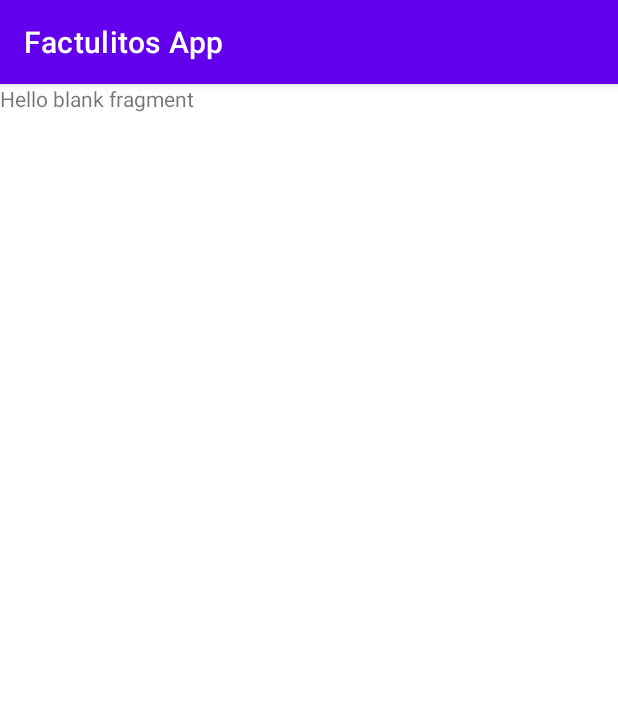
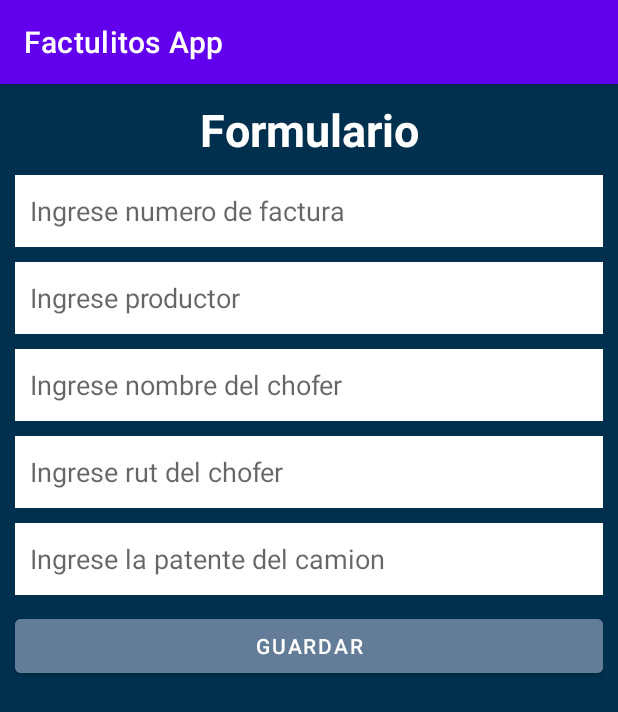
Before and after one commit to SebaSalgadoS/FactulitosApp, an Android app: the fragment FormularioFragment shown on its own in the app's theme, on a phone screen of 412 x 824 dp. Shown: the top 712 px of the screen. Run offline under Robolectric (Android 15) with nearby library versions, the phone set to English and light mode, and no system bars.

Commit message:
[ Desing: create fragment_formulario.xml and defines the screen layout  ]
add the visual components of the app

```diff
--- a/app/src/main/res/layout/fragment_formulario.xml
+++ b/app/src/main/res/layout/fragment_formulario.xml
@@ -1,14 +1,81 @@
 <?xml version="1.0" encoding="utf-8"?>
-<FrameLayout xmlns:android="http://schemas.android.com/apk/res/android"
+<LinearLayout xmlns:android="http://schemas.android.com/apk/res/android"
     xmlns:tools="http://schemas.android.com/tools"
     android:layout_width="match_parent"
     android:layout_height="match_parent"
-    tools:context=".FormularioFragment">
+    android:background="@color/azul_marino"
+    android:padding="10dp"
+    android:orientation="vertical"
+    tools:context=".ui.fragments.FormularioFragment">
 
     <!-- TODO: Update blank fragment layout -->
+
     <TextView
         android:layout_width="match_parent"
-        android:layout_height="match_parent"
-        android:text="@string/hello_blank_fragment" />
+        android:layout_height="wrap_content"
+        android:gravity="center"
+        android:text="Formulario"
+        android:textColor="@color/white"
+        android:textSize="30sp"
+        android:textStyle="bold" />
+    <EditText
+        android:layout_width="match_parent"
+        android:layout_height="wrap_content"
+        android:background="@color/white"
+        android:hint="@string/numero_factura"
+        android:minHeight="48dp"
+        android:padding="10dp"
+        android:layout_marginTop="10dp"
+        android:layout_marginBottom="10dp"
+        android:inputType="text"/>
 
-</FrameLayout>
+    <EditText
+        android:layout_width="match_parent"
+        android:layout_height="wrap_content"
+        android:layout_marginBottom="10dp"
+        android:background="@color/white"
+        android:hint="@string/productor"
+        android:minHeight="48dp"
+        android:padding="10dp"
+        android:inputType="text"/>
+
+    <EditText
+        android:layout_width="match_parent"
+        android:layout_height="wrap_content"
+        android:background="@color/white"
+        android:hint="@string/chofer"
+        android:minHeight="48dp"
+        android:padding="10dp"
+        android:layout_marginBottom="10dp"
+        android:inputType="text"/>
+
+    <EditText
+        android:layout_width="match_parent"
+        android:layout_height="wrap_content"
+        android:background="@color/white"
+        android:hint="@string/rut_chofer"
+        android:minHeight="48dp"
+        android:padding="10dp"
+        android:layout_marginBottom="10dp"
+        android:inputType="text"/>
+
+    <EditText
+        android:layout_width="match_parent"
+        android:layout_height="wrap_content"
+        android:background="@color/white"
+        android:hint="@string/patente"
+        android:minHeight="48dp"
+        android:padding="10dp"
+        android:layout_marginBottom="10dp"
+        android:inputType="text"/>
+
+
+
+    <Button
+        android:layout_width="match_parent"
+        android:layout_height="wrap_content"
+        android:minHeight="48dp"
+        android:text="@string/guardar"
+        android:backgroundTint="@color/fondo_boton_guardar"/>
+
+</LinearLayout>
```
